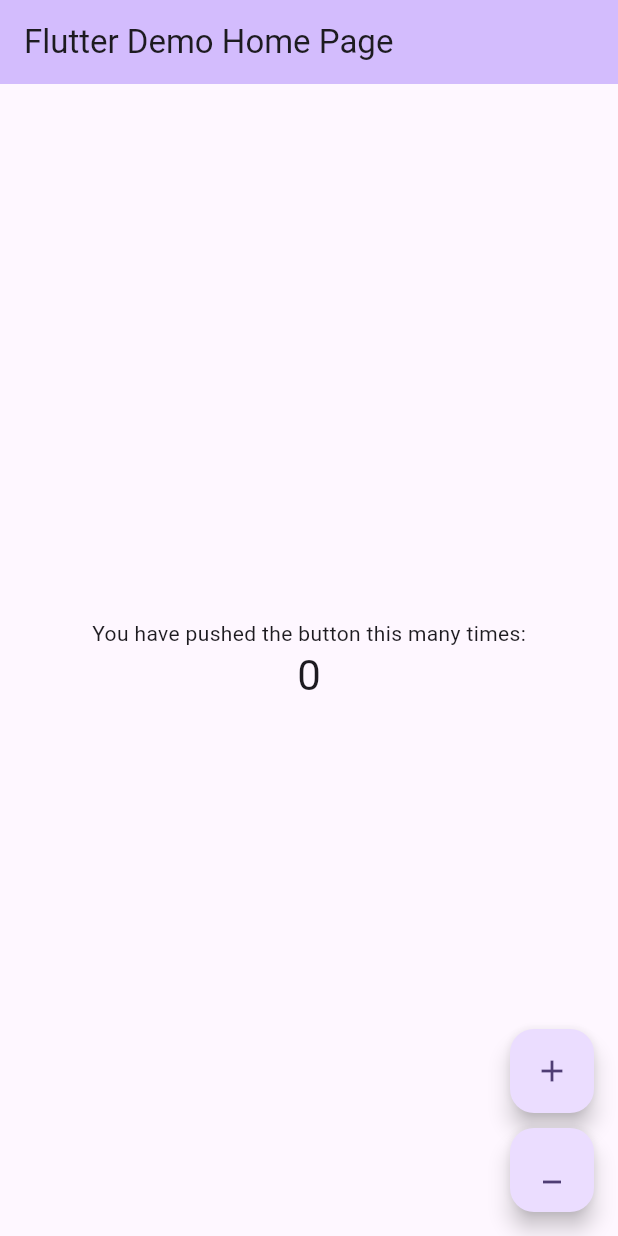
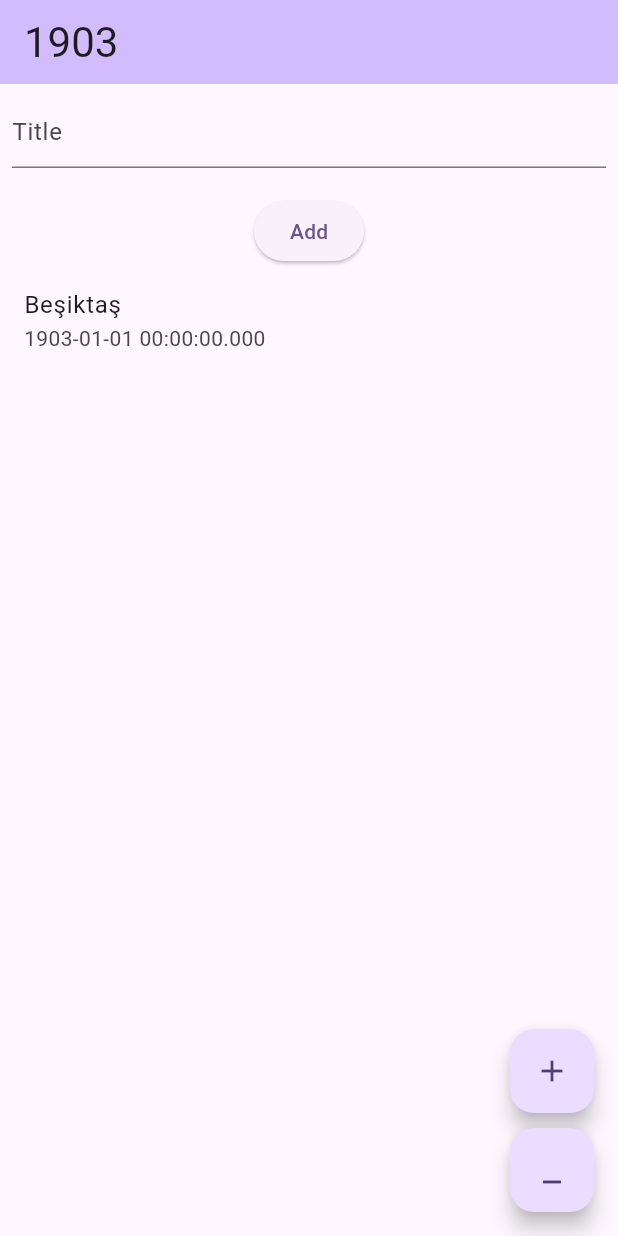
Before and after one commit to erolkuluslu/bloc_implementation, a Flutter app: the screen it shows after launch, on a phone screen of 412 x 824 dp. Run offline on Flutter 3.47's test engine with Material 2 defaults, Android fonts, the phone set to English and light mode, and no system bars; our stand-ins replace bloc, flutter_bloc.

Commit message:
todo implementation with cubit

```diff
--- a/lib/bloc/counter_bloc.dart
+++ b/lib/bloc/counter_bloc.dart
@@ -3,7 +3,8 @@ import 'package:flutter_bloc/flutter_bloc.dart';
 part 'counter_event.dart';
 
 class CounterBloc extends Bloc<CounterEvent, int> {
-  CounterBloc() : super(0) {
+
+  CounterBloc() : super(1903) {
     on<CounterEvent>((event, emit) {
       if (event is CounterIncremented) {
         emit(state + 1);
--- /dev/null
+++ b/lib/cubit/todo_cubit.dart
@@ -0,0 +1,23 @@
+import 'package:bloc/bloc.dart';
+
+
+import '../models/todo_model.dart';
+
+
+
+class TodoCubit extends Cubit<List<Todo>> {
+  TodoCubit() : super([
+    Todo(
+      name: 'Beşiktaş',
+      createdAt: DateTime(1903), // Initializing with the year 1903
+    )
+  ]);
+
+  void addTodo(String name) {
+    final todo = Todo(
+      name: name,
+      createdAt: DateTime.now(),
+    );
+    emit([...state, todo]);
+  }
+}
--- a/lib/home_page.dart
+++ b/lib/home_page.dart
@@ -1,51 +1,74 @@
 import 'package:bloc_implementation/bloc/counter_bloc.dart';
-import 'package:bloc_implementation/cubit/counter_cubit.dart';
+import 'package:bloc_implementation/cubit/todo_cubit.dart';
 import 'package:bloc_implementation/inc_dec_page.dart';
 import 'package:flutter/material.dart';
 import 'package:flutter_bloc/flutter_bloc.dart';
 
+import 'models/todo_model.dart';
+
 class MyHomePage extends StatelessWidget {
-   const MyHomePage({super.key, required this.title});
-
-
-
-  final String title;
-
- // final counterCubit = CounterCubit();
+  const MyHomePage({super.key});
 
   @override
   Widget build(BuildContext context) {
-final counterCubit = BlocProvider.of<CounterCubit>(context);
     final counterBloc = BlocProvider.of<CounterBloc>(context);
+    final todoTitleController = TextEditingController();
 
     return Scaffold(
       appBar: AppBar(
-
         backgroundColor: Theme.of(context).colorScheme.inversePrimary,
-            title: Text(title),
-          ),
-          body: Center(
-
-            child: Column(
-              mainAxisAlignment: MainAxisAlignment.center,
-              children: <Widget>[
-                const Text(
-                  'You have pushed the button this many times:',
-                ),
-                BlocBuilder<CounterBloc, int>(
+        title: BlocBuilder<CounterBloc, int>(
           bloc: counterBloc,
           builder: (context, counter) {
             return Text(
               '$counter',
               style: Theme.of(context).textTheme.headlineMedium,
             );
+          },
+        ),
+      ),
+      body: BlocBuilder<TodoCubit, List<Todo>>(
+        builder: (context, todos) {
+          return Column(
+            children: [
+              Padding(
+                padding: const EdgeInsets.all(8.0),
+                child: TextField(
+                  controller: todoTitleController,
+                  decoration: const InputDecoration(hintText: 'Title'),
+                ),
+              ),
+              const SizedBox(height: 10),
+              ElevatedButton(
+                onPressed: () {
+                  final title = todoTitleController.text;
+                  if (title.isNotEmpty) {
+                    // Add the new todo
+                    context.read<TodoCubit>().addTodo(title);
+
+                    // Clear the text field after adding the todo
+                    todoTitleController.clear();
                   }
+                },
+                child: const Text('Add'),
+              ),
+              Expanded(
+                child: ListView.builder(
+                  itemCount: todos.length,
+                  itemBuilder: (context, index) {
+                    final todo = todos[index];
+                    return ListTile(
+                      title: Text(todo.name),
+                      subtitle: Text(todo.createdAt.toString()),
+                    );
+                  },
+                ),
               ),
             ],
-            ),
+          );
+        },
       ),
       floatingActionButton: const IncDecPage(),
     );
-
   }
 }
--- a/lib/main.dart
+++ b/lib/main.dart
@@ -1,5 +1,6 @@
 import 'package:bloc_implementation/bloc/counter_bloc.dart';
 import 'package:bloc_implementation/cubit/counter_cubit.dart';
+import 'package:bloc_implementation/cubit/todo_cubit.dart';
 import 'package:flutter/material.dart';
 import 'package:flutter_bloc/flutter_bloc.dart';
 
@@ -16,7 +17,8 @@ class MyApp extends StatelessWidget {
   Widget build(BuildContext context) {
     return MultiBlocListener(
       listeners: [
-        BlocProvider(create:(_) => CounterCubit()),
+        BlocProvider(create:(_) => TodoCubit()),
+       // BlocProvider(create:(_) => CounterCubit()),
         BlocProvider(create:(_) => CounterBloc()),
       ],
       child: MaterialApp(
@@ -26,7 +28,7 @@ class MyApp extends StatelessWidget {
           colorScheme: ColorScheme.fromSeed(seedColor: Colors.deepPurple),
           useMaterial3: true,
         ),
-        home: const MyHomePage(title: 'Flutter Demo Home Page'),
+        home: const MyHomePage(),
       ),
     );
   }
--- /dev/null
+++ b/lib/models/todo_model.dart
@@ -0,0 +1,9 @@
+class Todo{
+  final String name;
+  final DateTime createdAt;
+
+  Todo ({
+    required this.name,
+    required this.createdAt
+});
+}
```
Also changed, not shown: lib/todo_list.dart (added). Lines whose indentation alone changed are shown as unchanged.
